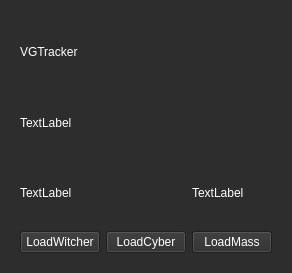
davidAzr/VGTrackerDesktop, file VGTrackerDesktop/library.ui: the form before one commit.
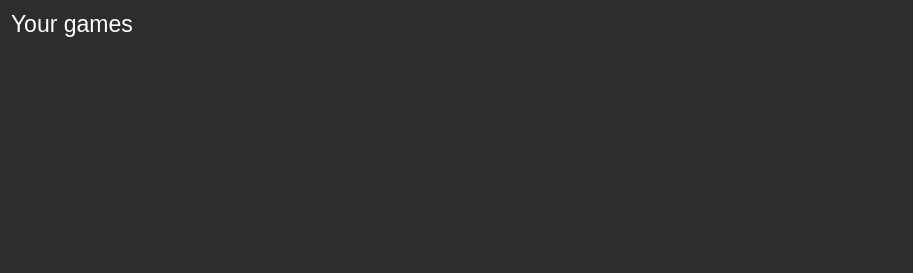
The form after the commit. The open tabs and pages were chosen to show the change.

Patch:
```diff
--- a/VGTrackerDesktop/library.ui
+++ b/VGTrackerDesktop/library.ui
@@ -6,7 +6,7 @@
    <rect>
     <x>0</x>
     <y>0</y>
-    <width>273</width>
+    <width>913</width>
     <height>273</height>
    </rect>
   </property>
@@ -25,16 +25,6 @@
   </property>
   <layout class="QGridLayout" name="gridLayout">
    <item row="0" column="0">
-    <widget class="QStackedWidget" name="stackedWidget">
-     <property name="styleSheet">
-      <string notr="true"/>
-     </property>
-     <property name="currentIndex">
-      <number>0</number>
-     </property>
-     <widget class="QWidget" name="page">
-      <layout class="QGridLayout" name="gridLayout_3">
-       <item row="0" column="0">
         <widget class="QLabel" name="lb_library">
          <property name="font">
           <font>
@@ -90,111 +80,6 @@
          <property name="itemAlignment">
           <set>Qt::AlignCenter</set>
          </property>
-        </widget>
-       </item>
-      </layout>
-     </widget>
-     <widget class="QWidget" name="page_2">
-      <layout class="QGridLayout" name="gridLayout_5">
-       <item row="0" column="0">
-        <widget class="QLabel" name="label">
-         <property name="text">
-          <string>VGTracker</string>
-         </property>
-        </widget>
-       </item>
-       <item row="1" column="0">
-        <widget class="QLabel" name="lb_title">
-         <property name="text">
-          <string>TextLabel</string>
-         </property>
-        </widget>
-       </item>
-       <item row="2" column="0" colspan="2">
-        <widget class="QLabel" name="lb_summary">
-         <property name="text">
-          <string>TextLabel</string>
-         </property>
-        </widget>
-       </item>
-       <item row="2" column="2">
-        <widget class="QLabel" name="lb_releaseDate">
-         <property name="text">
-          <string>TextLabel</string>
-         </property>
-        </widget>
-       </item>
-       <item row="3" column="0">
-        <widget class="QPushButton" name="bt_loadWitcher">
-         <property name="text">
-          <string>LoadWitcher</string>
-         </property>
-        </widget>
-       </item>
-       <item row="3" column="1">
-        <widget class="QPushButton" name="bt_loadCyber">
-         <property name="text">
-          <string>LoadCyber</string>
-         </property>
-        </widget>
-       </item>
-       <item row="3" column="2">
-        <widget class="QPushButton" name="bt_loadMass">
-         <property name="text">
-          <string>LoadMass</string>
-         </property>
-        </widget>
-       </item>
-      </layout>
-     </widget>
-     <widget class="QWidget" name="page_3">
-      <widget class="QLabel" name="label_2">
-       <property name="geometry">
-        <rect>
-         <x>160</x>
-         <y>120</y>
-         <width>47</width>
-         <height>13</height>
-        </rect>
-       </property>
-       <property name="text">
-        <string>TextLabel</string>
-       </property>
-      </widget>
-      <widget class="QLabel" name="label_3">
-       <property name="geometry">
-        <rect>
-         <x>160</x>
-         <y>250</y>
-         <width>47</width>
-         <height>13</height>
-        </rect>
-       </property>
-       <property name="text">
-        <string>TextLabel</string>
-       </property>
-      </widget>
-      <widget class="QLabel" name="label_4">
-       <property name="geometry">
-        <rect>
-         <x>780</x>
-         <y>270</y>
-         <width>47</width>
-         <height>13</height>
-        </rect>
-       </property>
-       <property name="font">
-        <font>
-         <family>Tahoma</family>
-         <weight>75</weight>
-         <bold>true</bold>
-        </font>
-       </property>
-       <property name="text">
-        <string>TextLabel</string>
-       </property>
-      </widget>
-     </widget>
     </widget>
    </item>
   </layout>
```
Lines whose indentation alone changed are shown as unchanged.
